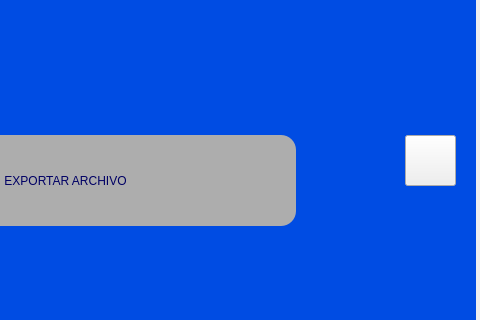
Old version of the form diseno_ui/exportar.ui in the repository ThomyALUN/proyecto-tablaHash; both pictures show x 395 to 875 and y 105 to 425 of the 875 by 535 pixel window.
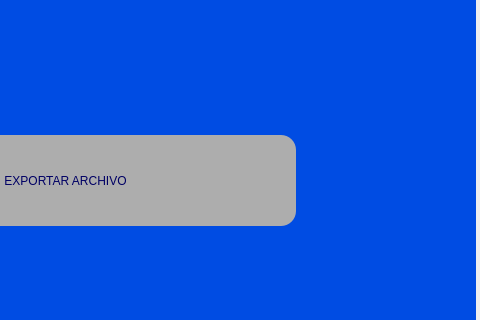
New version of the form. Icons and pictures are not drawn.

Diff of the .ui file:
```diff
--- a/diseno_ui/exportar.ui
+++ b/diseno_ui/exportar.ui
@@ -162,25 +162,6 @@
       </widget>
      </widget>
     </widget>
-    <widget class="QPushButton" name="BSiguiente">
-     <property name="geometry">
-      <rect>
-       <x>780</x>
-       <y>230</y>
-       <width>51</width>
-       <height>51</height>
-      </rect>
-     </property>
-     <property name="cursor">
-      <cursorShape>PointingHandCursor</cursorShape>
-     </property>
-     <property name="styleSheet">
-      <string notr="true">border-image: url(:/tablaHash/proximo (1).png);</string>
-     </property>
-     <property name="text">
-      <string/>
-     </property>
-    </widget>
     <widget class="QPushButton" name="BAtras">
      <property name="geometry">
       <rect>
```
